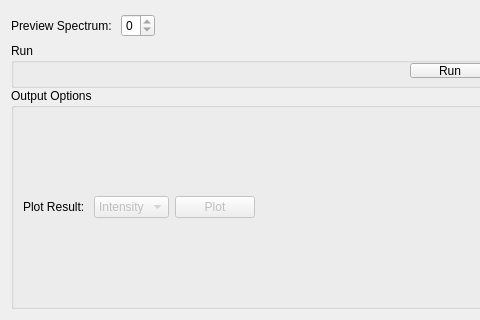
The window that qt/scientific_interfaces/Indirect/ResNorm.ui (mantidproject/mantid) describes before a commit, drawn with Qt 5; both pictures show x 0 to 480 and y 280 to 600 of the 900 by 600 pixel window.
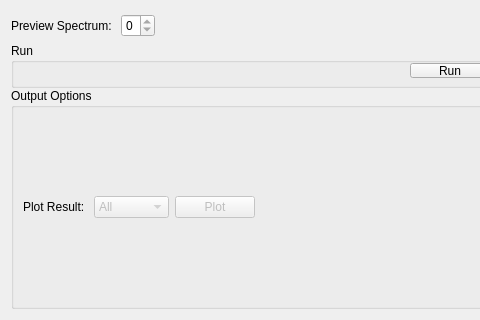
The same window after the commit. Custom widgets are drawn as their Qt base class.

What changed in the file:
```diff
--- a/qt/scientific_interfaces/Indirect/ResNorm.ui
+++ b/qt/scientific_interfaces/Indirect/ResNorm.ui
@@ -253,6 +253,11 @@
                <height>0</height>
               </size>
              </property>
+             <item>
+              <property name="text">
+               <string>All</string>
+              </property>
+             </item>
              <item>
               <property name="text">
                <string>Intensity</string>
```
Left out of the diff: 5 changed lines with no effect on the pictures.
